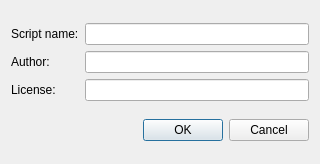
This is src/widgets/new_element_dialog.ui in Kangie/solarus as Qt 5 draws it before an edit. The edited form follows.
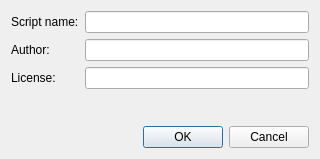
This is the edited form.

The edit to the form file:
```diff
--- a/src/widgets/new_element_dialog.ui
+++ b/src/widgets/new_element_dialog.ui
@@ -7,15 +7,37 @@
     <x>0</x>
     <y>0</y>
     <width>320</width>
-    <height>164</height>
+    <height>159</height>
    </rect>
   </property>
   <property name="windowTitle">
    <string>New element</string>
   </property>
   <layout class="QGridLayout" name="gridLayout">
+   <item row="2" column="0">
+    <widget class="QDialogButtonBox" name="button_box">
+     <property name="orientation">
+      <enum>Qt::Orientation::Horizontal</enum>
+     </property>
+     <property name="standardButtons">
+      <set>QDialogButtonBox::StandardButton::Cancel|QDialogButtonBox::StandardButton::Ok</set>
+     </property>
+    </widget>
+   </item>
    <item row="0" column="0">
     <layout class="QGridLayout" name="grid_layout">
+     <property name="leftMargin">
+      <number>0</number>
+     </property>
+     <property name="topMargin">
+      <number>0</number>
+     </property>
+     <property name="rightMargin">
+      <number>0</number>
+     </property>
+     <property name="bottomMargin">
+      <number>0</number>
+     </property>
      <item row="2" column="0">
       <widget class="QLabel" name="license_label">
        <property name="text">
@@ -49,14 +71,17 @@
     </layout>
    </item>
    <item row="1" column="0">
-    <widget class="QDialogButtonBox" name="button_box">
+    <spacer name="verticalSpacer">
      <property name="orientation">
-      <enum>Qt::Horizontal</enum>
+      <enum>Qt::Orientation::Vertical</enum>
      </property>
-     <property name="standardButtons">
-      <set>QDialogButtonBox::Cancel|QDialogButtonBox::Ok</set>
+     <property name="sizeHint" stdset="0">
+      <size>
+       <width>0</width>
+       <height>0</height>
+      </size>
      </property>
-    </widget>
+    </spacer>
    </item>
   </layout>
  </widget>
```
